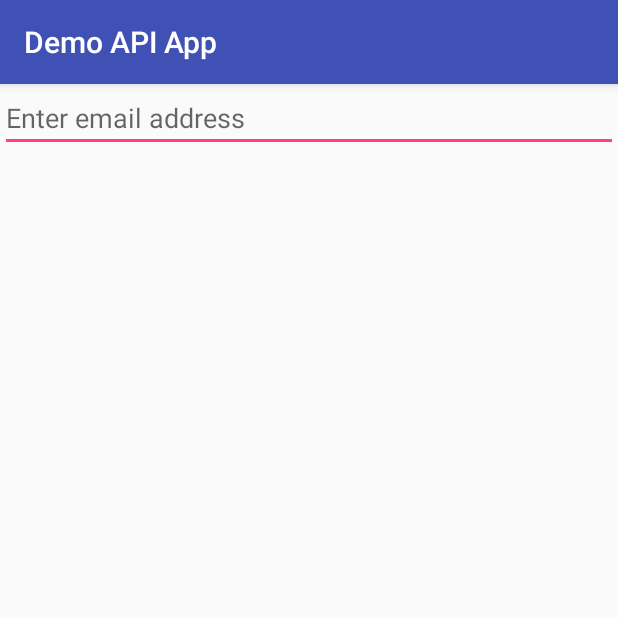
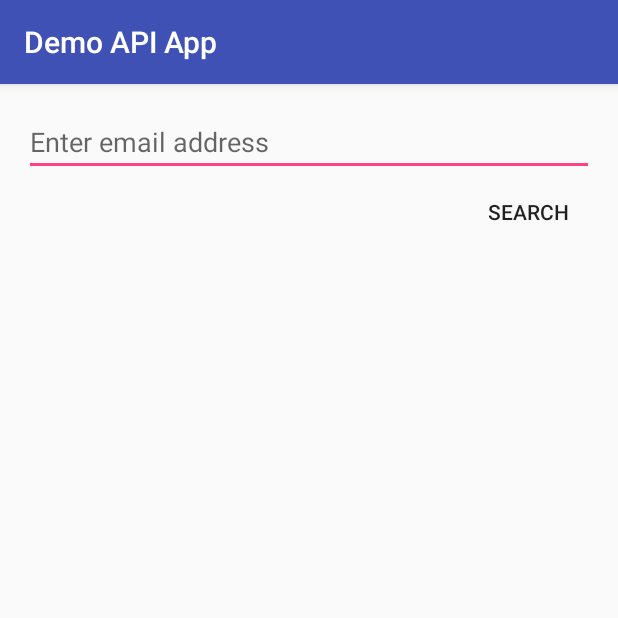
Before and after one commit to swaffork/books, an Android app: the screen it shows after launch (MainActivity), on a phone screen of 412 x 824 dp, the top half of it. Run offline under Robolectric (Android 15) with nearby library versions, the phone set to English and light mode, and no system bars.

Commit message:
Search button is back wooo

```diff
--- a/androidAppPractice/DemoAPIApp/app/src/main/AndroidManifest.xml
+++ b/androidAppPractice/DemoAPIApp/app/src/main/AndroidManifest.xml
@@ -1,6 +1,7 @@
 <?xml version="1.0" encoding="utf-8"?>
 <manifest xmlns:android="http://schemas.android.com/apk/res/android"
     package="com.example.demoapiapp">
+
 
     <application
         android:allowBackup="true"
--- a/androidAppPractice/DemoAPIApp/app/src/main/res/layout/activity_main.xml
+++ b/androidAppPractice/DemoAPIApp/app/src/main/res/layout/activity_main.xml
@@ -4,7 +4,12 @@
     xmlns:tools="http://schemas.android.com/tools"
     android:layout_width="match_parent"
     android:layout_height="match_parent"
-    android:orientation="horizontal">
+    android:orientation="vertical"
+    android:paddingLeft="@dimen/activity_horizontal_margin"
+    android:paddingRight="@dimen/activity_horizontal_margin"
+    android:paddingTop="@dimen/activity_vertical_margin"
+    android:paddingBottom="@dimen/activity_vertical_margin"
+    tools:context="com.example.demoapiapp.MainActivity">
 
     <!-- EditText: where person's email address is input -->
     <EditText
```
